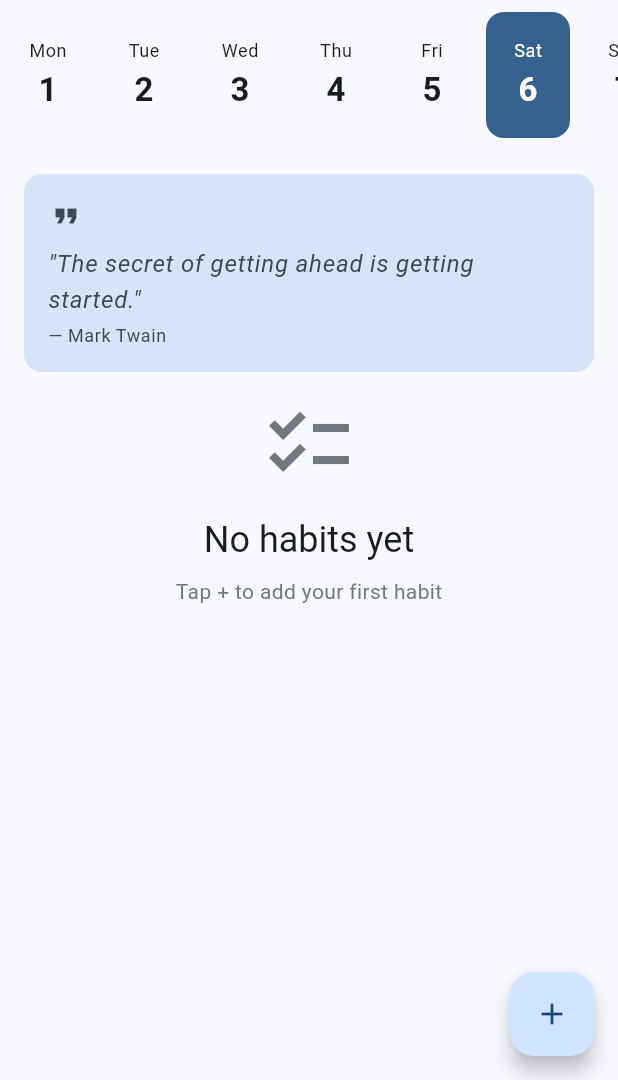
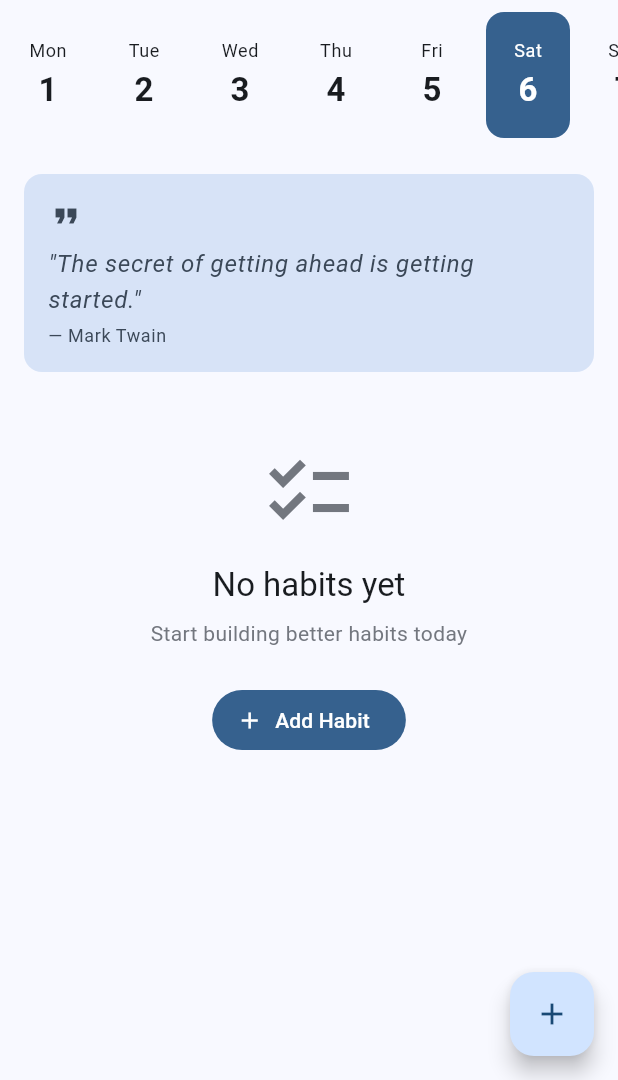
Before and after one commit to lubmir2k/habit_tracker, a Flutter app: the HomeScreen screen opened by its route, on a phone screen of 412 x 824 dp, the part 156-1236 px from its top. Run offline on Flutter 3.47's test engine with Material 3 defaults, Android fonts, the phone set to English and light mode, and no system bars; our stand-ins replace fl_chart, flutter_local_notifications, shared_preferences, timezone; accounts and stored records are empty.

Commit message:
feat: add polish and UX improvements (#39)
* feat: add polish and UX improvements

- Add FeedbackHelper for consistent snackbar styling (success/error/info)
- Add EmptyState widget for consistent empty state design
- Update all screens to use FeedbackHelper
- Add animated checkmark on habit completion
- Add page transition animations (fade on Android, Cupertino on iOS)
- Improve empty states with icons and CTAs

🤖 Generated with [Claude Code](https://claude.com/claude-code)

Co-Authored-By: Claude <noreply@anthropic.com>

* refactor: address PR review comments

- Use EmptyState widget in add_habit_screen for consistency
- Use Colors.green.shade600 for check icon to match FeedbackHelper

🤖 Generated with [Claude Code](https://claude.com/claude-code)

Co-Authored-By: Claude <noreply@anthropic.com>

---------

Co-authored-by: Lubomir Mitana <lubom@mac-mini.mitana>
Co-authored-by: Claude <noreply@anthropic.com>

```diff
--- a/lib/core/theme/app_theme.dart
+++ b/lib/core/theme/app_theme.dart
@@ -33,5 +33,12 @@ class AppTheme {
             minimumSize: const Size(0, 40),
           ),
         ),
+        pageTransitionsTheme: const PageTransitionsTheme(
+          builders: {
+            TargetPlatform.android: FadeUpwardsPageTransitionsBuilder(),
+            TargetPlatform.iOS: CupertinoPageTransitionsBuilder(),
+            TargetPlatform.macOS: CupertinoPageTransitionsBuilder(),
+          },
+        ),
       );
 }
--- a/lib/screens/home_screen.dart
+++ b/lib/screens/home_screen.dart
@@ -4,6 +4,8 @@ import '../core/constants/app_constants.dart';
 import '../models/habit.dart';
 import '../services/storage_service.dart';
 import '../widgets/app_drawer.dart';
+import '../widgets/empty_state.dart';
+import '../widgets/feedback_helper.dart';
 
 /// Home screen - main dashboard showing habits and daily progress.
 class HomeScreen extends StatefulWidget {
@@ -46,9 +48,7 @@ class _HomeScreenState extends State<HomeScreen> {
     } catch (e) {
       if (!mounted) return;
       setState(() => _isLoading = false);
-      ScaffoldMessenger.of(context).showSnackBar(
-        const SnackBar(content: Text('Failed to load habits.')),
-      );
+      FeedbackHelper.showError(context, 'Failed to load habits.');
     }
   }
 
@@ -235,31 +235,17 @@ class _HomeScreenState extends State<HomeScreen> {
   }
 
   Widget _buildEmptyState(ThemeData theme) {
-    return Center(
-      child: Column(
-        mainAxisAlignment: MainAxisAlignment.center,
-        children: [
-          Icon(
-            Icons.checklist,
-            size: 64,
-            color: theme.colorScheme.outline,
-          ),
-          const SizedBox(height: 16),
-          Text(
-            'No habits yet',
-            style: theme.textTheme.headlineSmall?.copyWith(
-              color: theme.colorScheme.onSurface,
-            ),
-          ),
-          const SizedBox(height: 8),
-          Text(
-            'Tap + to add your first habit',
-            style: theme.textTheme.bodyMedium?.copyWith(
-              color: theme.colorScheme.outline,
-            ),
-          ),
-        ],
-      ),
+    return EmptyState(
+      icon: Icons.checklist,
+      title: 'No habits yet',
+      subtitle: 'Start building better habits today',
+      actionLabel: 'Add Habit',
+      onAction: () async {
+        final result = await Navigator.pushNamed(context, '/add-habit');
+        if (mounted && result == true) {
+          _loadData();
+        }
+      },
     );
   }
 
@@ -365,9 +351,23 @@ class _HomeScreenState extends State<HomeScreen> {
               color: isCompleted ? theme.colorScheme.outline : null,
             ),
           ),
-          trailing: isCompleted
-              ? const Icon(Icons.check_circle, color: Colors.green)
-              : null,
+          trailing: AnimatedSwitcher(
+            duration: const Duration(milliseconds: 300),
+            transitionBuilder: (child, animation) {
+              return ScaleTransition(scale: animation, child: child);
+            },
+            child: isCompleted
+                ? Icon(
+                    Icons.check_circle,
+                    key: const ValueKey('checked'),
+                    color: Colors.green.shade600,
+                  )
+                : const SizedBox(
+                    key: ValueKey('unchecked'),
+                    width: 24,
+                    height: 24,
+                  ),
+          ),
         ),
       ),
     );
--- /dev/null
+++ b/lib/widgets/empty_state.dart
@@ -0,0 +1,62 @@
+import 'package:flutter/material.dart';
+
+/// Reusable empty state widget with consistent styling.
+class EmptyState extends StatelessWidget {
+  final IconData icon;
+  final String title;
+  final String subtitle;
+  final String? actionLabel;
+  final VoidCallback? onAction;
+
+  const EmptyState({
+    super.key,
+    required this.icon,
+    required this.title,
+    required this.subtitle,
+    this.actionLabel,
+    this.onAction,
+  });
+
+  @override
+  Widget build(BuildContext context) {
+    final theme = Theme.of(context);
+
+    return Center(
+      child: Padding(
+        padding: const EdgeInsets.all(32),
+        child: Column(
+          mainAxisAlignment: MainAxisAlignment.center,
+          children: [
+            Icon(
+              icon,
+              size: 64,
+              color: theme.colorScheme.outline,
+            ),
+            const SizedBox(height: 16),
+            Text(
+              title,
+              style: theme.textTheme.titleLarge,
+              textAlign: TextAlign.center,
+            ),
+            const SizedBox(height: 8),
+            Text(
+              subtitle,
+              style: theme.textTheme.bodyMedium?.copyWith(
+                color: theme.colorScheme.outline,
+              ),
+              textAlign: TextAlign.center,
+            ),
+            if (actionLabel != null && onAction != null) ...[
+              const SizedBox(height: 24),
+              FilledButton.icon(
+                onPressed: onAction,
+                icon: const Icon(Icons.add),
+                label: Text(actionLabel!),
+              ),
+            ],
+          ],
+        ),
+      ),
+    );
+  }
+}
```
Also changed, not shown: lib/screens/add_habit_screen.dart (+13 -23 lines), lib/screens/login_screen.dart (+2 -6 lines), lib/screens/profile_screen.dart (+10 -31 lines), lib/screens/register_screen.dart (+3 -12 lines), lib/widgets/feedback_helper.dart (added, +66 -0 lines).
